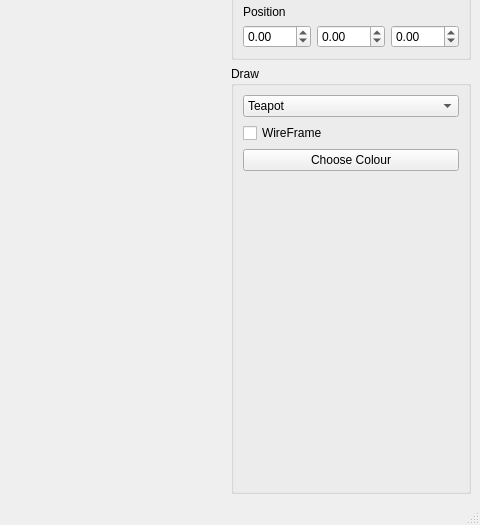
Above: gnatvCloth/ui/MainWindow.ui from rstrohkorb/GNATV_cloth_sim before the change; both pictures show x 492 to 972 and y 131 to 656 of the 972 by 656 pixel window. Below: the same form after it.
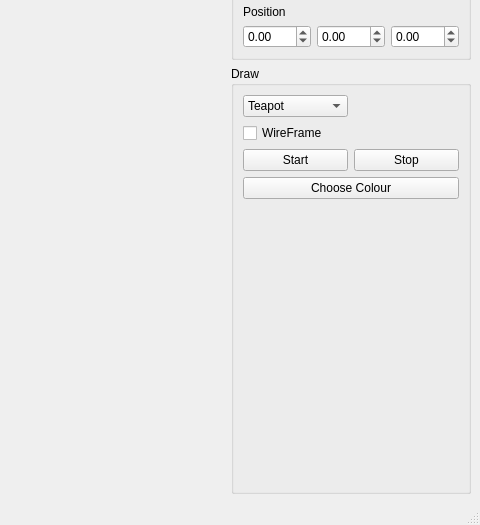
That is the form after the change.

What changed in the file:
```diff
--- a/gnatvCloth/ui/MainWindow.ui
+++ b/gnatvCloth/ui/MainWindow.ui
@@ -168,6 +168,20 @@
        <string>Draw</string>
       </property>
       <layout class="QGridLayout" name="gridLayout_2">
+       <item row="1" column="0">
+        <widget class="QCheckBox" name="m_wireframe">
+         <property name="text">
+          <string>WireFrame</string>
+         </property>
+        </widget>
+       </item>
+       <item row="2" column="0">
+        <widget class="QPushButton" name="m_startButton">
+         <property name="text">
+          <string>Start</string>
+         </property>
+        </widget>
+       </item>
        <item row="0" column="0">
         <widget class="QComboBox" name="m_objectSelection">
          <item>
@@ -187,21 +201,21 @@
          </item>
         </widget>
        </item>
-       <item row="1" column="0">
-        <widget class="QCheckBox" name="m_wireframe">
+       <item row="2" column="1">
+        <widget class="QPushButton" name="m_stopButton">
          <property name="text">
-          <string>WireFrame</string>
+          <string>Stop</string>
          </property>
         </widget>
        </item>
-       <item row="3" column="0">
+       <item row="10" column="0" colspan="2">
         <widget class="QPushButton" name="m_colour">
          <property name="text">
           <string>Choose Colour</string>
          </property>
         </widget>
        </item>
-       <item row="4" column="0">
+       <item row="11" column="0" colspan="2">
         <spacer name="verticalSpacer">
          <property name="orientation">
           <enum>Qt::Vertical</enum>
```
Left out of the diff: 2 changed lines with no effect on the pictures.
